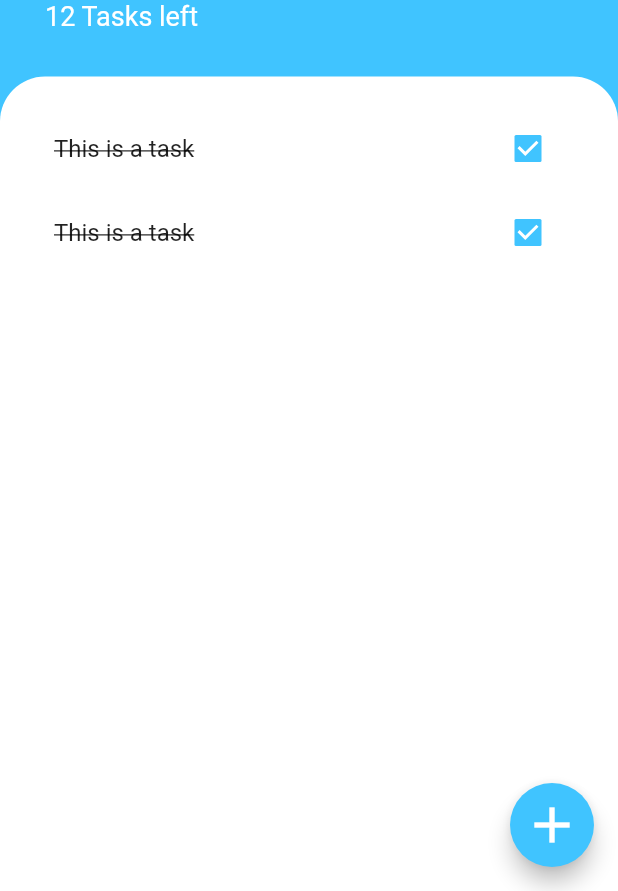
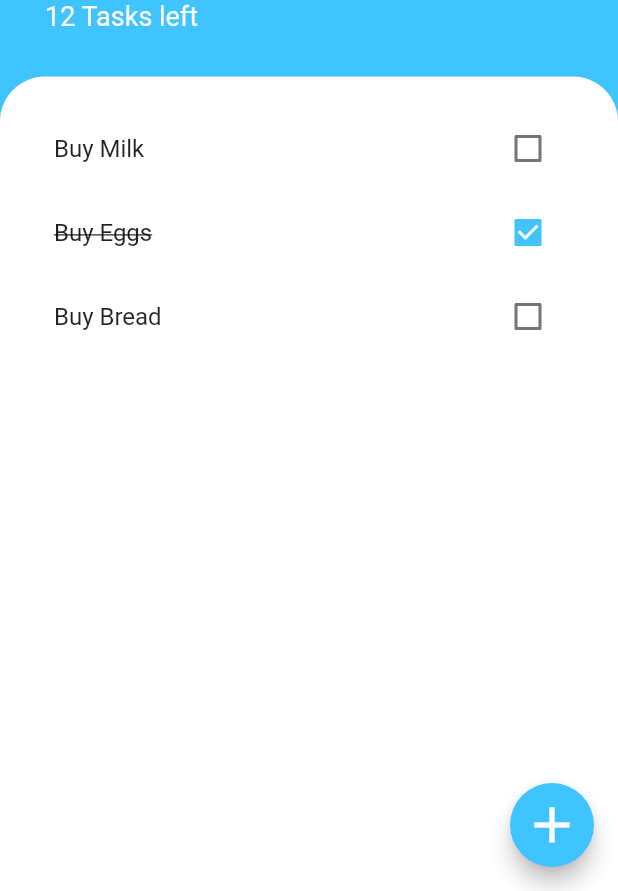
Before and after one commit to Jiaxen/flutter_todoey, a Flutter app: the screen it shows after launch, on a phone screen of 412 x 824 dp, the part 345-1236 px from its top. Run offline on Flutter 3.47's test engine with Material 2 defaults, Android fonts, the phone set to English and light mode, and no system bars.

Commit message:
Use task model

```diff
--- /dev/null
+++ b/lib/model/task.dart
@@ -0,0 +1,11 @@
+class Task {
+
+  Task({this.label, this.checked = false});
+
+  final String? label;
+  bool checked;
+
+  void changeChecked() {
+    checked = !checked;
+  }
+}
--- a/lib/widgets/task_list.dart
+++ b/lib/widgets/task_list.dart
@@ -1,17 +1,40 @@
 import 'package:flutter/material.dart';
 import 'package:todoey_flutter/widgets/task_tile.dart';
+import 'package:todoey_flutter/model/task.dart';
 
 
-class TaskList extends StatelessWidget {
+class TaskList extends StatefulWidget {
+  @override
+  State<TaskList> createState() => _TaskListState();
+}
+
+class _TaskListState extends State<TaskList> {
+  List<Task> task_list = [
+    Task(label: 'Buy Milk', checked: false),
+    Task(label: 'Buy Eggs', checked: true),
+    Task(label: 'Buy Bread', checked: false),
+  ];
 
   @override
   Widget build(BuildContext context) {
-    return ListView(
-      padding: EdgeInsets.symmetric(vertical: 20, horizontal: 20),
-      children: <Widget>[
-        TaskTile(),
-        TaskTile(),
-      ],
+    return ListView.builder(
+        padding: EdgeInsets.symmetric(vertical: 20, horizontal: 20),
+      itemCount: task_list.length,
+      itemBuilder: (context, index) {
+        return TaskTile(label: task_list[index].label, isChecked: task_list[index].checked, onChangeCheckboxState: (checkBoxState){
+          setState(() {
+            task_list[index].changeChecked();
+          });
+        });
+      }
     );
   }
 }
+
+// ListView(
+// padding: EdgeInsets.symmetric(vertical: 20, horizontal: 20),
+// children: <Widget>[
+// TaskTile(),
+// TaskTile(),
+// ],
+// );
--- a/lib/widgets/task_tile.dart
+++ b/lib/widgets/task_tile.dart
@@ -1,26 +1,23 @@
 import 'package:flutter/material.dart';
 
-class TaskTile extends StatefulWidget {
-  @override
-  State<TaskTile> createState() => _TaskTileState();
-}
+class TaskTile extends StatelessWidget {
+  TaskTile({
+    this.label, required this.isChecked, required this.onChangeCheckboxState
+  });
 
-class _TaskTileState extends State<TaskTile> {
-  bool isChecked = true;
+  String? label;
+  late bool isChecked;
+  late void Function(bool?) onChangeCheckboxState;
 
   @override
   Widget build(BuildContext context) {
     return ListTile(
-      title: Text('This is a task',
+      title: Text(label ?? '',
           style: isChecked
               ? TextStyle(decoration: TextDecoration.lineThrough)
               : null),
       trailing: TaskCheckbox(
-          isChecked: isChecked, changeCheckboxState: (bool? checkBoxState) {
-        setState(() {
-          isChecked = checkBoxState!;
-        });
-      }),
+          isChecked: isChecked, changeCheckboxState: onChangeCheckboxState),
     );
   }
 }
```
